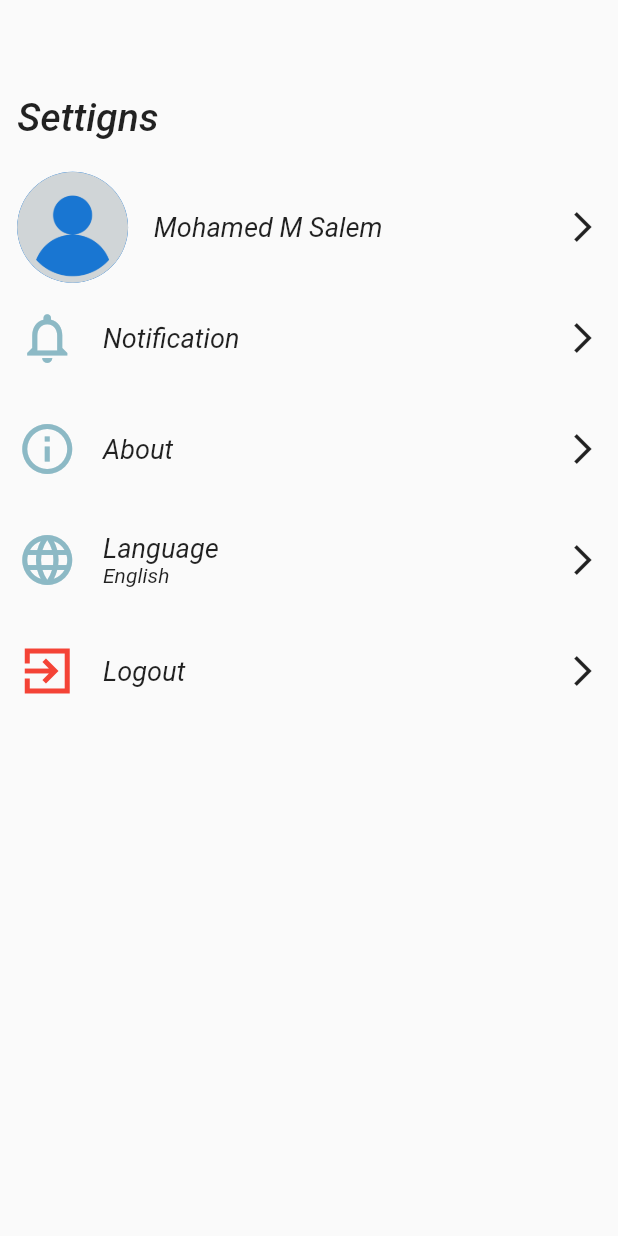
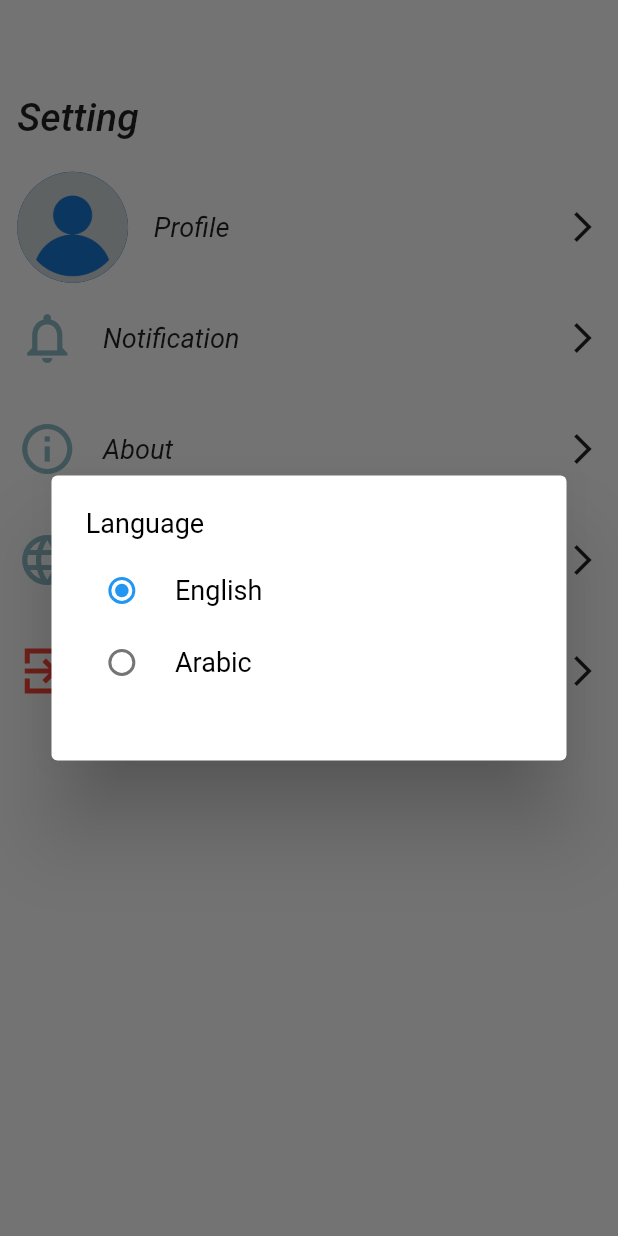
Before and after one commit to Mohamed-Salem7/attendance, a Flutter app: the SettingScreen screen opened directly, after a tap on "Language", on a phone screen of 412 x 824 dp. Run offline on Flutter 3.47's test engine with Material 2 defaults, Android fonts, the phone set to English and light mode, and no system bars; our stand-ins replace dot_navigation_bar, flutter_bloc, flutter_onboarding_slider, flutter_screenutil, get, shared_preferences; accounts and stored records are empty.

Commit message:
add language to app

```diff
--- a/lib/core/function/constant.dart
+++ b/lib/core/function/constant.dart
@@ -9,3 +9,14 @@ void navigatorFinished(context, widget) => Navigator.pushAndRemoveUntil(
     return false;
   },
 );
+
+
+
+
+
+
+
+
+
+
+String languageApp = 'English';
--- /dev/null
+++ b/lib/core/network/cache_helper.dart
@@ -0,0 +1,40 @@
+import 'package:shared_preferences/shared_preferences.dart';
+
+class CacheHelper {
+  static late SharedPreferences sharedPreferences;
+
+  static init() async {
+    sharedPreferences = await SharedPreferences
+        .getInstance(); //هاي عشان تعرف ميثود من سيرش فرينسل
+  }
+
+  static dynamic getData({
+    required String key,
+  }) {
+    return sharedPreferences.get(key);
+  }
+
+  static dynamic getDatas({
+    required String key,
+  }) {
+    return sharedPreferences.getStringList(key);
+  }
+
+  static Future<dynamic> saveData({
+    required String key,
+    required dynamic value,
+  }) async {
+    if (value is String) return await sharedPreferences.setString(key, value);
+    if (value is bool) return await sharedPreferences.setBool(key, value);
+    if (value is int) return await sharedPreferences.setInt(key, value);
+    if (value is List<String>) return await sharedPreferences.setStringList(key, value);
+
+    return await sharedPreferences.setDouble(key, value);
+  }
+
+  static Future<bool> removeData({
+    required String key,
+  }) async {
+    return await sharedPreferences.remove(key);
+  }
+}
--- /dev/null
+++ b/lib/core/utils/App_string/language_string.dart
@@ -0,0 +1,40 @@
+class AppStrings {
+  static const String homeScreenEn = "Home";
+  static const String whenLastTimeEn = "When was the last time you attended the class";
+  static const String absencesEn = "Number of Absences";
+  static const String classesJoinedEn = "Classes Joined";
+  static const String attendancesEn = "Attendances: ";
+
+
+  static const String homeScreenAr = "الرئيسية";
+  static const String whenLastTimeAr = "أخر مرة سجلت حضورك بها في مساق";
+  static const String absencesAr = "عدد مرات غيابك";
+  static const String classesJoinedAr = "المساقات المنضم لها";
+  static const String attendancesAR = "حضورك: ";
+
+
+  static const String notificationScreenEn = "Notification";
+  static const String notificationScreenAr = "الإشعارات";
+
+
+
+  static const String settingScreenEn = "Setting";
+  static const String settingScreenAr = "الإعدادات";
+
+
+  static const String profileEn = "Profile";
+  static const String profileAr = "الملف الشخصي";
+
+
+  static const String aboutEn = "About";
+  static const String aboutAr = "عنا";
+
+  static const String languageEn = "Language";
+  static const String languageAr = "اللغة";
+
+
+  static const String logoutEn = "Logout";
+  static const String logoutAr = "تسجيل الخروج";
+
+
+}
--- /dev/null
+++ b/lib/feature/presntation/controllers/Setting_cubit/cubit.dart
@@ -0,0 +1,32 @@
+import 'package:attendance_app/core/function/constant.dart';
+import 'package:attendance_app/core/network/cache_helper.dart';
+import 'package:attendance_app/feature/presntation/controllers/Setting_cubit/state.dart';
+import 'package:attendance_app/feature/presntation/controllers/main_cubit/state.dart';
+import 'package:attendance_app/feature/presntation/view/home_page/home_screen.dart';
+import 'package:attendance_app/feature/presntation/view/notification_page/notification_screen.dart';
+import 'package:attendance_app/feature/presntation/view/setting_page/setting_screen.dart';
+import 'package:flutter/material.dart';
+import 'package:flutter_bloc/flutter_bloc.dart';
+
+class SettingCubit extends Cubit<SettingState> {
+  SettingCubit() : super(InitSettingState());
+  static SettingCubit get(context) => BlocProvider.of(context);
+
+
+  int language = 0;
+  Future<void> changeLanguage(value)
+  async {
+    language = value;
+
+    if(language == 0)
+    {
+      languageApp = 'English';
+    }else
+    {
+      languageApp = 'Arabic';
+    }
+    await CacheHelper.saveData(key: 'language', value: languageApp);
+    emit(ChangeLanguageAppState());
+  }
+
+}
--- /dev/null
+++ b/lib/feature/presntation/controllers/Setting_cubit/state.dart
@@ -0,0 +1,7 @@
+abstract class SettingState{}
+
+class InitSettingState extends SettingState{}
+
+
+
+class ChangeLanguageAppState extends SettingState{}
--- a/lib/feature/presntation/view/home_page/component/class_container.dart
+++ b/lib/feature/presntation/view/home_page/component/class_container.dart
@@ -1,3 +1,4 @@
+import 'package:attendance_app/core/function/constant.dart';
 import 'package:attendance_app/core/utils/theme/colors.dart';
 import 'package:flutter/material.dart';
 import 'package:flutter_screenutil/flutter_screenutil.dart';
@@ -48,7 +49,7 @@ class ClassContainer extends StatelessWidget {
                 height: 10.h,
               ),
               Text(
-                'Dr: $name',
+                languageApp == 'Arabic'? "دكتور: $name":'Dr: $name',
                 style: TextStyle(
                   fontSize: 14.spMin,
                   fontWeight: FontWeight.w400,
@@ -59,7 +60,7 @@ class ClassContainer extends StatelessWidget {
                 height: 10.h,
               ),
               Text(
-                'Attendances: $attendances',
+                languageApp == 'Arabic'? "عدد مرات الحضور : $attendances":'Attendances: $attendances',
                 style: TextStyle(
                   fontSize: 14.spMin,
                   fontWeight: FontWeight.w400,
--- a/lib/feature/presntation/view/home_page/component/info_user.dart
+++ b/lib/feature/presntation/view/home_page/component/info_user.dart
@@ -1,3 +1,5 @@
+import 'package:attendance_app/core/function/constant.dart';
+import 'package:attendance_app/core/utils/App_string/language_string.dart';
 import 'package:attendance_app/core/utils/theme/colors.dart';
 import 'package:flutter/material.dart';
 import 'package:flutter_screenutil/flutter_screenutil.dart';
@@ -8,13 +10,13 @@ class InfoUser extends StatelessWidget {
   @override
   Widget build(BuildContext context) {
     return Container  (
-      height: 95.h,
+      height: languageApp == 'Arabic'? 120.h : 95.h,
       width: 360.w,
       padding: EdgeInsets.symmetric(vertical: 15.h, horizontal: 10.w),
       decoration: BoxDecoration(
         color: Colors.grey.shade200,
-        border: Border(
-          left: BorderSide(
+        border: BorderDirectional(
+          start: BorderSide(
             color: AppColor.primaryColor,
             width: 5.w,
           ),
@@ -24,7 +26,7 @@ class InfoUser extends StatelessWidget {
         crossAxisAlignment: CrossAxisAlignment.start,
         children: [
           Text(
-            'Welcome, Mohamed M Salem',
+            languageApp == 'Arabic'? "مرحبا,محمد محمود سالم":'Welcome, Mohamed M Salem',
             style: TextStyle(
               fontSize: 14.spMin,
               fontWeight: FontWeight.w400,
@@ -34,7 +36,7 @@ class InfoUser extends StatelessWidget {
             height: 5.h,
           ),
           Text(
-            'When was the last time you attended the class',
+            languageApp == 'Arabic'? AppStrings.whenLastTimeAr: AppStrings.whenLastTimeEn,
             style: TextStyle(
               fontSize: 14.spMin,
               fontWeight: FontWeight.w300,
@@ -48,7 +50,7 @@ class InfoUser extends StatelessWidget {
             mainAxisAlignment: MainAxisAlignment.end,
             children: [
               Text(
-                'at 02:07 PM Today',
+                languageApp == 'Arabic'? "اليوم عند 2:07 مساءا": 'at 02:07 PM Today',
                 textAlign: TextAlign.end,
                 style: TextStyle(
                   fontSize: 18.spMin,
--- a/lib/feature/presntation/view/home_page/home_screen.dart
+++ b/lib/feature/presntation/view/home_page/home_screen.dart
@@ -1,3 +1,5 @@
+import 'package:attendance_app/core/function/constant.dart';
+import 'package:attendance_app/core/utils/App_string/language_string.dart';
 import 'package:attendance_app/core/utils/theme/colors.dart';
 import 'package:attendance_app/feature/presntation/view/home_page/component/class_container.dart';
 import 'package:attendance_app/feature/presntation/view/home_page/component/container_of_absences.dart';
@@ -23,7 +25,11 @@ class HomeScreen extends StatelessWidget {
       'Ahmed Mahdi'
     ];
     List<String> attendances = ['50', '20', '1', '24'];
-    return Scaffold(
+
+
+    return Directionality(
+      textDirection: languageApp == 'Arabic' ? TextDirection.rtl : TextDirection.ltr,
+      child: Scaffold(
         body: Padding(
           padding: EdgeInsets.symmetric(vertical: 20.h, horizontal: 10.w),
           child: Column(
@@ -33,7 +39,7 @@ class HomeScreen extends StatelessWidget {
                 height: 40.h,
               ),
               Text(
-              'Home',
+                languageApp == 'Arabic'? AppStrings.homeScreenAr : AppStrings.homeScreenEn,
                 style: TextStyle(
                   fontSize: 26.spMin,
                   fontWeight: FontWeight.w500,
@@ -52,7 +58,7 @@ class HomeScreen extends StatelessWidget {
                 height: 20.h,
               ),
               Text(
-              'Classes Joined',
+                languageApp == 'Arabic'? AppStrings.classesJoinedAr : AppStrings.classesJoinedEn,
                 style: TextStyle(
                   fontSize: 18.spMin,
                   fontWeight: FontWeight.bold,
@@ -83,6 +89,7 @@ class HomeScreen extends StatelessWidget {
             ],
           ),
         ),
+      ),
     );
   }
 }
--- a/lib/feature/presntation/view/main_layout/main_layout.dart
+++ b/lib/feature/presntation/view/main_layout/main_layout.dart
@@ -19,6 +19,7 @@ class MainLayout extends StatelessWidget {
           bottomNavigationBar: DotNavigationBar(
             currentIndex: cubit.currentIndex,
             backgroundColor: Colors.black,
+
             borderRadius: 30.r,
             onTap: (value) {
               cubit.changeIndex(value);
--- a/lib/feature/presntation/view/notification_page/notification_screen.dart
+++ b/lib/feature/presntation/view/notification_page/notification_screen.dart
@@ -1,3 +1,5 @@
+import 'package:attendance_app/core/function/constant.dart';
+import 'package:attendance_app/core/utils/App_string/language_string.dart';
 import 'package:attendance_app/core/utils/app_images/images_manager.dart';
 import 'package:attendance_app/core/utils/theme/colors.dart';
 import 'package:attendance_app/feature/presntation/view/notification_page/component/body_notification.dart';
@@ -9,7 +11,9 @@ class NotificationScreen extends StatelessWidget {
 
   @override
   Widget build(BuildContext context) {
-    return Scaffold(
+    return Directionality(
+      textDirection: languageApp == 'Arabic' ? TextDirection.rtl : TextDirection.ltr,
+      child: Scaffold(
         body: Padding(
           padding: EdgeInsets.symmetric(vertical: 20.h, horizontal: 10.w),
           child: Column(
@@ -20,7 +24,7 @@ class NotificationScreen extends StatelessWidget {
                 height: 40.h,
               ),
               Text(
-              'Notifications',
+                languageApp == 'Arabic'? AppStrings.notificationScreenAr : AppStrings.notificationScreenEn,
                 style: TextStyle(
                   fontSize: 26.spMin,
                   fontWeight: FontWeight.w500,
@@ -43,6 +47,7 @@ class NotificationScreen extends StatelessWidget {
             ],
           ),
         ),
+      ),
     );
   }
 }
--- /dev/null
+++ b/lib/feature/presntation/view/setting_page/Dialog_language/dialog_language.dart
@@ -0,0 +1,93 @@
+import 'package:attendance_app/core/function/constant.dart';
+import 'package:attendance_app/feature/presntation/controllers/Setting_cubit/cubit.dart';
+import 'package:attendance_app/feature/presntation/controllers/Setting_cubit/state.dart';
+import 'package:flutter/material.dart';
+import 'package:flutter_bloc/flutter_bloc.dart';
+import 'package:flutter_screenutil/flutter_screenutil.dart';
+
+class LanguageDialog extends StatelessWidget {
+  const LanguageDialog({Key? key}) : super(key: key);
+
+  @override
+  Widget build(BuildContext context) {
+    return BlocConsumer<SettingCubit, SettingState>(
+        builder: (context, state) {
+          var cubit = SettingCubit.get(context);
+          return Directionality(
+            textDirection: languageApp == 'Arabic' ? TextDirection.rtl : TextDirection.ltr,
+            child: Dialog(
+              insetPadding: const EdgeInsets.all(20),
+              child: SizedBox(
+                height: 180.h,
+                width: 300.w,
+                child: Padding(
+                  padding: EdgeInsets.only(
+                    top: 20.0.h,
+                    left: 20.0.w,
+                    right: 20.0.w,
+                  ),
+                  child: Column(
+                    crossAxisAlignment: CrossAxisAlignment.start,
+                    children: [
+                      Text(
+                        languageApp == 'Arabic' ? 'اللغة': 'Language',
+                        style: TextStyle(
+                          color: Colors.black,
+                          fontSize: 18.spMin,
+                          fontWeight: FontWeight.w400,
+                        ),
+                      ),
+                      SizedBox(
+                        height: 10.h,
+                      ),
+                      Row(
+                        children: [
+                          Radio(
+                              value: 0,
+                              groupValue: languageApp == 'English' ? 0 : 1,
+                              onChanged: (value) {
+                                cubit.changeLanguage(value);
+                              }),
+                          SizedBox(
+                            width: 10.w,
+                          ),
+                          Text(
+                            languageApp == 'Arabic' ? "إنجليزي" : 'English',
+                            style: TextStyle(
+                                color: Colors.black,
+                                fontWeight: FontWeight.w400,
+                                fontSize: 18.spMin),
+                          )
+                        ],
+                      ),
+                      Row(
+                        children: [
+                          Radio(
+                              value: 1,
+                              groupValue: languageApp == 'Arabic' ? 1 : 0,
+                              onChanged: (value) {
+                                cubit.changeLanguage(value);
+                              }),
+                          SizedBox(
+                            width: 10.w,
+                          ),
+                          Text(
+                            languageApp == 'Arabic' ? "عربي" : 'Arabic',
+                            style: TextStyle(
+                              color: Colors.black,
+                              fontWeight: FontWeight.w400,
+                              fontSize: 18.spMin,
+                            ),
+                          )
+                        ],
+                      ),
+                    ],
+                  ),
+                ),
+              ),
+            ),
+          );
+        },
+        listener: (context, state) {});
+  }
+}
--- a/lib/feature/presntation/view/setting_page/component/coustem_tile.dart
+++ b/lib/feature/presntation/view/setting_page/component/coustem_tile.dart
@@ -1,3 +1,4 @@
+import 'package:attendance_app/core/function/constant.dart';
 import 'package:attendance_app/core/utils/theme/colors.dart';
 import 'package:flutter/material.dart';
 import 'package:flutter_screenutil/flutter_screenutil.dart';
@@ -8,6 +9,7 @@ class CustomTile extends StatelessWidget {
       required this.title,
       required this.icon,
       this.color = AppColor.primaryColor,
+        this.function,
       required this.isLanguage})
       : super(key: key);
 
@@ -16,10 +18,12 @@ class CustomTile extends StatelessWidget {
   final IconData icon;
   final bool isLanguage;
 
+  Function()? function;
+
   @override
   Widget build(BuildContext context) {
     return InkWell(
-      onTap: () {},
+      onTap: function,
       child: SizedBox(
         height: 50.h,
         child: Row(
@@ -39,14 +43,14 @@ class CustomTile extends StatelessWidget {
                 Text(
                   title,
                   style: TextStyle(
-                    fontSize: 18.spMin,
+                    fontSize: languageApp == 'Arabic'? 16.spMin:18.spMin,
                     fontWeight: FontWeight.w400,
                     fontStyle: FontStyle.italic,
                   ),
                 ),
                 if (isLanguage)
                   Text(
-                    'English',
+                    languageApp == 'Arabic'?  'العربية': 'English',
                     style: TextStyle(
                       fontSize: 14.spMin,
                       fontStyle: FontStyle.italic,
--- a/lib/feature/presntation/view/setting_page/setting_screen.dart
+++ b/lib/feature/presntation/view/setting_page/setting_screen.dart
@@ -1,8 +1,14 @@
+import 'package:attendance_app/core/function/constant.dart';
+import 'package:attendance_app/core/utils/App_string/language_string.dart';
 import 'package:attendance_app/core/utils/app_images/images_manager.dart';
 import 'package:attendance_app/core/utils/theme/colors.dart';
+import 'package:attendance_app/feature/presntation/controllers/Setting_cubit/cubit.dart';
+import 'package:attendance_app/feature/presntation/controllers/Setting_cubit/state.dart';
+import 'package:attendance_app/feature/presntation/view/setting_page/Dialog_language/dialog_language.dart';
 import 'package:attendance_app/feature/presntation/view/setting_page/component/coustem_tile.dart';
 import 'package:attendance_app/feature/presntation/view/setting_page/profile_page/profile_screen.dart';
 import 'package:flutter/material.dart';
+import 'package:flutter_bloc/flutter_bloc.dart';
 import 'package:flutter_screenutil/flutter_screenutil.dart';
 import 'package:get/get.dart';
 
@@ -11,7 +17,14 @@ class SettingScreen extends StatelessWidget {
 
   @override
   Widget build(BuildContext context) {
-    return Scaffold(
+    return BlocConsumer<SettingCubit,SettingState>(
+        listener: (context, state) {},
+        builder: (context, state) {
+          return Directionality(
+            textDirection: languageApp == 'Arabic'
+                ? TextDirection.rtl
+                : TextDirection.ltr,
+            child: Scaffold(
               body: Padding(
                 padding: EdgeInsets.symmetric(vertical: 20.h, horizontal: 10.w),
                 child: Column(
@@ -22,7 +35,7 @@ class SettingScreen extends StatelessWidget {
                       height: 40.h,
                     ),
                     Text(
-              'Settigns',
+                      languageApp == 'Arabic'? AppStrings.settingScreenAr: AppStrings.settingScreenEn,
                       style: TextStyle(
                         fontSize: 26.spMin,
                         fontWeight: FontWeight.w500,
@@ -32,21 +45,20 @@ class SettingScreen extends StatelessWidget {
                     ),
                     SizedBox(height: 20.h,),
                     InkWell(
-              onTap: ()
-              {
-                Get.to(const ProfileScreen(),transition: Transition.circularReveal);
+                      onTap: () {
+                        Get.to(const ProfileScreen());
                       },
                       child: Row(
                         children: [
                           CircleAvatar(
-                    backgroundImage:  const AssetImage(AppImage.user),
+                            backgroundImage: const AssetImage(AppImage.user),
                             radius: 35.r,
                           ),
                           SizedBox(
                             width: 15.w,
                           ),
                           Text(
-                    'Mohamed M Salem',
+                            languageApp == 'Arabic'? AppStrings.profileAr: AppStrings.profileEn,
                             style: TextStyle(
                               fontSize: 18.spMin,
                               fontWeight: FontWeight.w400,
@@ -64,7 +76,7 @@ class SettingScreen extends StatelessWidget {
                       height: 10.h,
                     ),
                     CustomTile(
-              title: 'Notification',
+                      title:  languageApp == 'Arabic'? AppStrings.notificationScreenAr: AppStrings.notificationScreenEn,
                       icon: Icons.notifications_none_outlined,
                       isLanguage: false,
                     ),
@@ -73,7 +85,7 @@ class SettingScreen extends StatelessWidget {
                       height: 20.h,
                     ),
                     CustomTile(
-              title: 'About',
+                      title: languageApp == 'Arabic'? AppStrings.aboutAr:AppStrings.aboutEn,
                       icon: Icons.info_outlined,
                       isLanguage: false,
                     ),
@@ -81,15 +93,22 @@ class SettingScreen extends StatelessWidget {
                       height: 20.h,
                     ),
                     CustomTile(
-              title: 'Language',
+                      title: languageApp == 'Arabic'? AppStrings.languageAr : AppStrings.languageEn,
                       isLanguage: true,
                       icon: Icons.language_outlined,
+                      function: () {
+                        return showDialog(
+                            context: context,
+                            builder: (context) => const LanguageDialog()).then((value) {
+                              SettingCubit.get(context).emit(ChangeLanguageAppState());
+                        });
+                      },
                     ),
                     SizedBox(
                       height: 20.h,
                     ),
                     CustomTile(
-              title: 'Logout',
+                      title: languageApp == 'Arabic'? AppStrings.logoutAr: AppStrings.logoutEn,
                       icon: Icons.exit_to_app_sharp,
                       isLanguage: false,
                       color: Colors.red,
@@ -97,6 +116,10 @@ class SettingScreen extends StatelessWidget {
                   ],
                 ),
               ),
+            ),
+          );
+
+        }
     );
   }
 }
--- a/lib/main.dart
+++ b/lib/main.dart
@@ -1,3 +1,6 @@
+import 'package:attendance_app/core/function/constant.dart';
+import 'package:attendance_app/core/network/cache_helper.dart';
+import 'package:attendance_app/feature/presntation/controllers/Setting_cubit/cubit.dart';
 import 'package:attendance_app/feature/presntation/controllers/auth_cubit/cubit.dart';
 import 'package:attendance_app/feature/presntation/controllers/main_cubit/cubit.dart';
 import 'package:attendance_app/feature/presntation/view/main_layout/main_layout.dart';
@@ -7,7 +10,19 @@ import 'package:flutter_bloc/flutter_bloc.dart';
 import 'package:flutter_screenutil/flutter_screenutil.dart';
 import 'package:get/get_navigation/src/root/get_material_app.dart';
 
-void main() {
+void main() async{
+  WidgetsFlutterBinding.ensureInitialized();
+  await CacheHelper.init();
+
+
+  if(CacheHelper.getData(key: 'language') != null)
+  {
+    languageApp = CacheHelper.getData(key: 'language');
+  }
+
+  print(languageApp);
+
+
   runApp(const MyApp());
 }
 
@@ -21,6 +36,7 @@ class MyApp extends StatelessWidget {
       providers: [
         BlocProvider(create: (context) => AuthCubit()),
         BlocProvider(create: (context) => MainCubit()),
+        BlocProvider(create: (context) => SettingCubit()),
       ],
       child: ScreenUtilInit(
           designSize: const Size(360, 780),
--- a/pubspec.yaml
+++ b/pubspec.yaml
@@ -41,6 +41,7 @@ dependencies:
   flutter_bloc: ^8.1.2
   flutter_onboarding_slider: ^1.0.9
   dot_navigation_bar: ^1.0.1+4
+  shared_preferences: ^2.1.0
 
 dev_dependencies:
   flutter_test:
```
Also changed, not shown: lib/feature/presntation/view/home_page/component/container_of_absences.dart (+5 -3 lines), pubspec.lock, 1 other file. Lines whose indentation alone changed are shown as unchanged.
